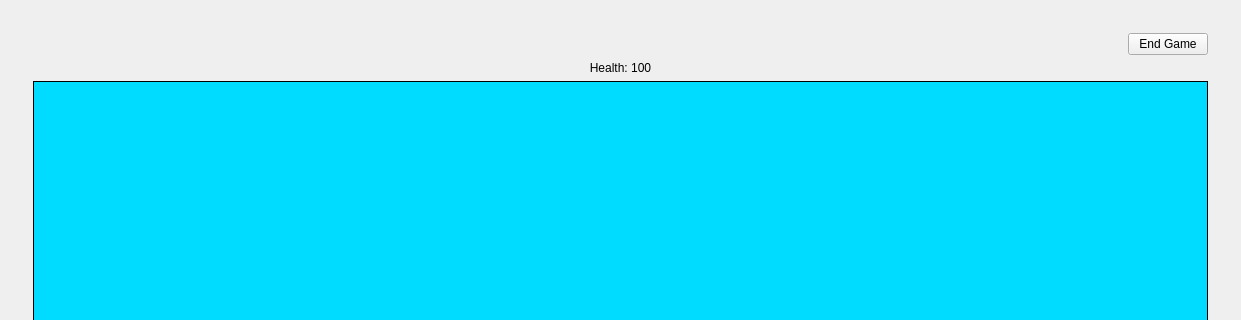
The window that mainwindow.ui (nphelpsiv/Education-App) describes before a commit, drawn with Qt 5; both pictures show x 0 to 1241 and y 0 to 320 of the 1241 by 691 pixel window.
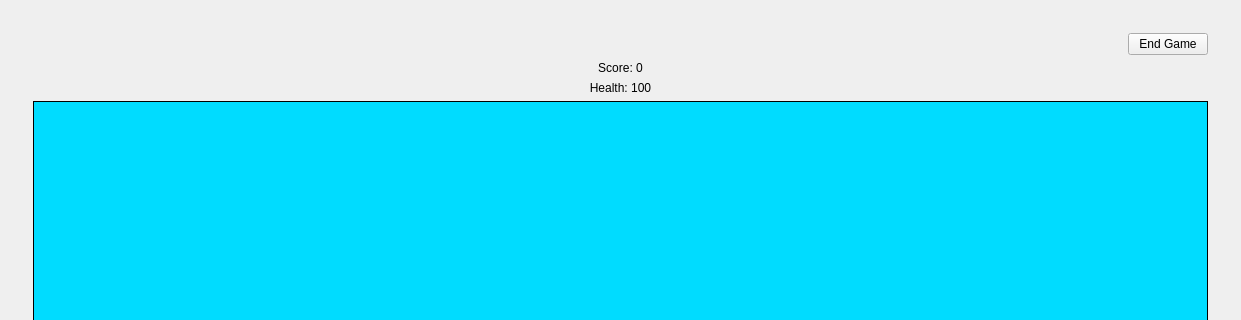
The same window after the commit. The open tabs and pages were chosen to show the change.

```diff
--- a/mainwindow.ui
+++ b/mainwindow.ui
@@ -601,6 +601,16 @@
                </property>
               </widget>
              </item>
+             <item>
+              <widget class="QLabel" name="scoreLabel">
+               <property name="text">
+                <string>Score: 0</string>
+               </property>
+               <property name="alignment">
+                <set>Qt::AlignCenter</set>
+               </property>
+              </widget>
+             </item>
              <item>
               <widget class="QLabel" name="healthLabel">
                <property name="text">
```
Left out of the diff: 2 changed lines with no effect on the pictures.
